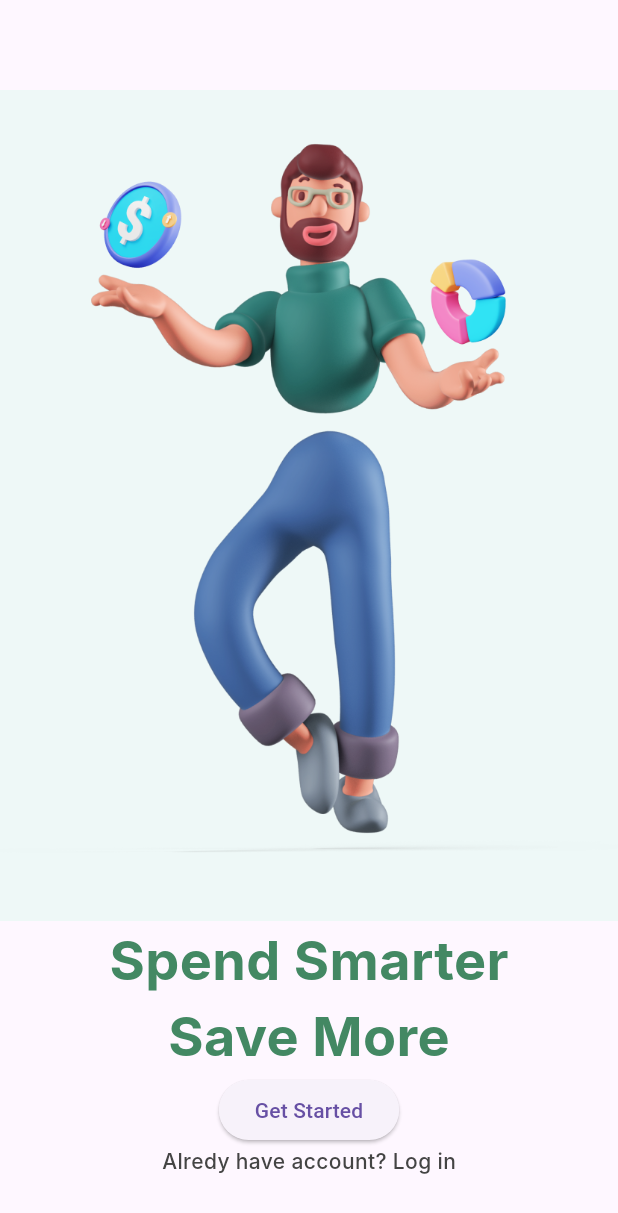
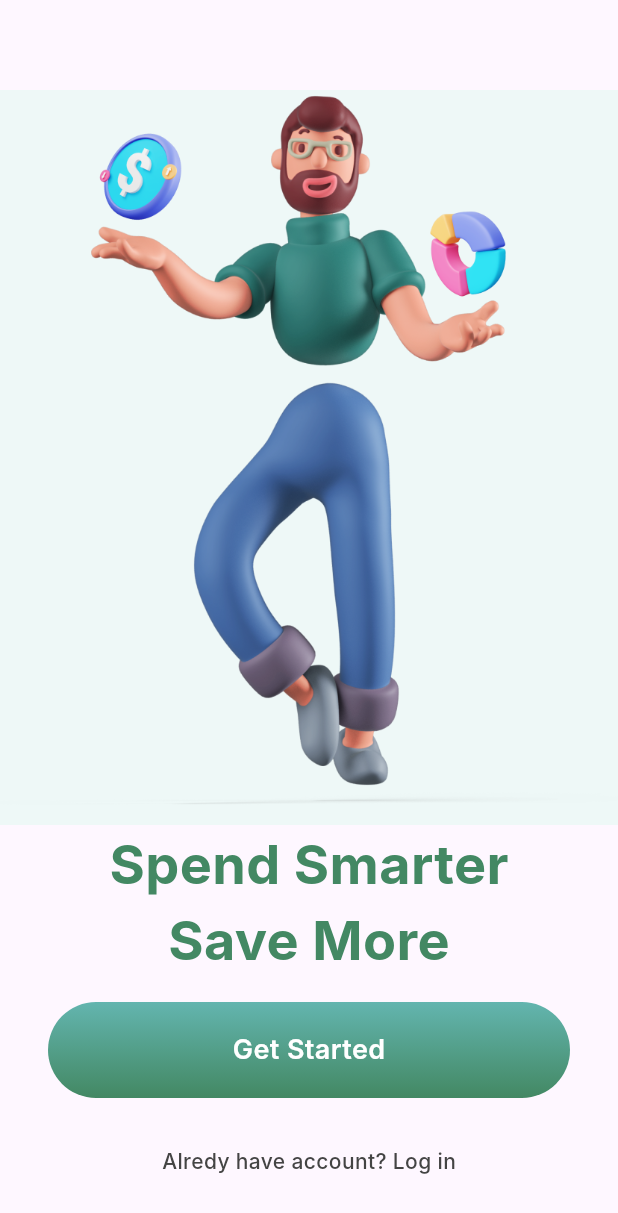
Before and after one commit to RicardoVolk/investapp, a Flutter app: the screen it shows after launch, on a phone screen of 412 x 824 dp. Shown: the top 1213 px of the screen. Run offline on Flutter 3.47's test engine with Material 3 defaults, Android fonts, the phone set to English and light mode, and no system bars; Roboto replaces fonts that are missing (Inter).

Commit message:
creating the onboarding widget

```diff
--- a/financy_app/lib/common/constats/app_colors.dart
+++ b/financy_app/lib/common/constats/app_colors.dart
@@ -12,5 +12,8 @@ static const List<Color> greeGradient = [
   Color(0xff63B5AF),
   Color(0xff438863),
 ];
-
+static const List<Color> geyGradient = [
+  Color(0xffB5B5B5),
+  Color(0xff7F7F7F),
+];
 }
--- a/financy_app/lib/common/constats/app_text_styles.dart
+++ b/financy_app/lib/common/constats/app_text_styles.dart
@@ -14,6 +14,11 @@ class AppTextStyles {
     fontSize: 36.0,
     fontWeight: FontWeight.w700,
   );
+    static const TextStyle mediumText18 = TextStyle(
+    fontFamily: 'Inter',
+    fontSize: 18.0,
+    fontWeight: FontWeight.w600,
+  );
     static const TextStyle smallText = TextStyle(
     fontFamily: 'Inter',
     fontSize: 14.0,
--- /dev/null
+++ b/financy_app/lib/common/widgets/primary_button.dart
@@ -0,0 +1,48 @@
+import 'package:flutter/material.dart';
+import '../constats/app_colors.dart';
+import '../constats/app_text_styles.dart';
+
+class PrimaryButton extends StatelessWidget {
+  final VoidCallback? onPressed;
+  final String text;
+
+  const PrimaryButton({
+    required this.text,
+    this.onPressed,
+    super.key,
+  });
+
+  @override
+  Widget build(BuildContext context) {
+    return Material(
+      borderRadius: const BorderRadius.all(Radius.circular(38.0)),
+      child: Ink(
+        decoration: BoxDecoration(
+          borderRadius: const BorderRadius.all(Radius.circular(38.0)),
+          gradient: LinearGradient(
+            begin: Alignment.topCenter,
+            end: Alignment.bottomCenter,
+            colors: onPressed != null ?
+            AppColors.greeGradient
+            : AppColors.geyGradient,
+            ),
+        ),
+        child: InkWell(
+          borderRadius: const BorderRadius.all(Radius.circular(38.0)),
+          onTap: onPressed,
+          child: Container(
+            decoration: const BoxDecoration(
+              borderRadius: BorderRadius.all(Radius.circular(38.0)
+            ),
+            ),
+            alignment: Alignment.center,
+            height: 64.0,
+            child: Text(
+              text, style: AppTextStyles.mediumText18.copyWith(color: AppColors.white),
+              ),
+          ),
+        )
+      ),
+    );
+  }
+}
--- a/financy_app/lib/features/onboarding/onboarding_page.dart
+++ b/financy_app/lib/features/onboarding/onboarding_page.dart
@@ -1,8 +1,7 @@
 import 'package:financy_app/common/constats/app_colors.dart';
 import 'package:financy_app/common/constats/app_text_styles.dart';
 import 'package:flutter/material.dart';
-
-
+import '../../common/widgets/primary_button.dart';
 class OnboardingPage extends StatelessWidget {
   const OnboardingPage({super.key});
 
@@ -30,19 +29,26 @@ class OnboardingPage extends StatelessWidget {
               color: AppColors.greelightTwo
               ),
             ),
-            ElevatedButton(
-              onPressed: () {},
-            child:
-            Text(
-              'Get Started',
+
+            Padding(
+              padding: const EdgeInsets.symmetric(
+                horizontal: 32.0,
+                vertical: 16.0,
+                ),
+              child: PrimaryButton(
+                onPressed: (){
+
+                },
+                text: 'Get Started',
               ),
             ),
+            const SizedBox(height: 16.0),
             Text('Alredy have account? Log in',
             style: AppTextStyles.smallText.copyWith(
               color: AppColors.gray
               ),
             ),
-            SizedBox(height: 40.0),
+            const SizedBox(height: 40.0),
           ],
         ),
       ),
```
